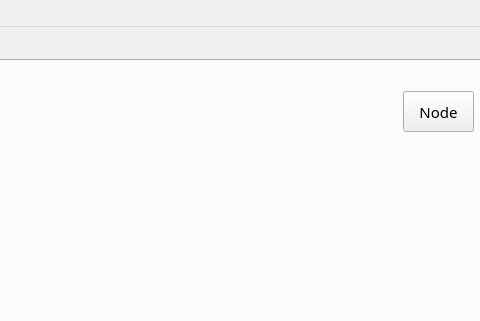
Above: src/mainwindow.ui from ontgen/ontgen before the change; both pictures show x 319 to 799 and y 0 to 321 of the 799 by 668 pixel window. Below: the same form after it.
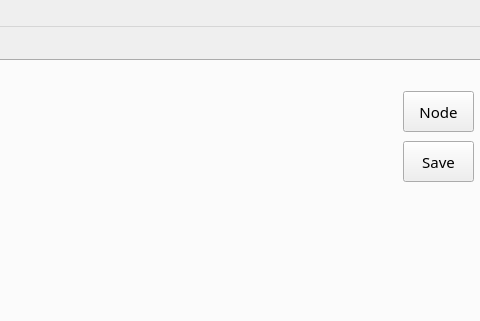
That is the form after the change. The open tabs and pages were chosen to show the change.

Diff of the .ui file:
```diff
--- a/src/mainwindow.ui
+++ b/src/mainwindow.ui
@@ -1082,6 +1082,19 @@
       </property>
       <layout class="QGridLayout" name="gridLayout"/>
      </widget>
+     <widget class="QPushButton" name="pushButton_2">
+      <property name="geometry">
+       <rect>
+        <x>720</x>
+        <y>80</y>
+        <width>71</width>
+        <height>41</height>
+       </rect>
+      </property>
+      <property name="text">
+       <string>Save</string>
+      </property>
+     </widget>
     </widget>
    </widget>
   </widget>
```
Left out of the diff: 2 changed lines with no effect on the pictures.
